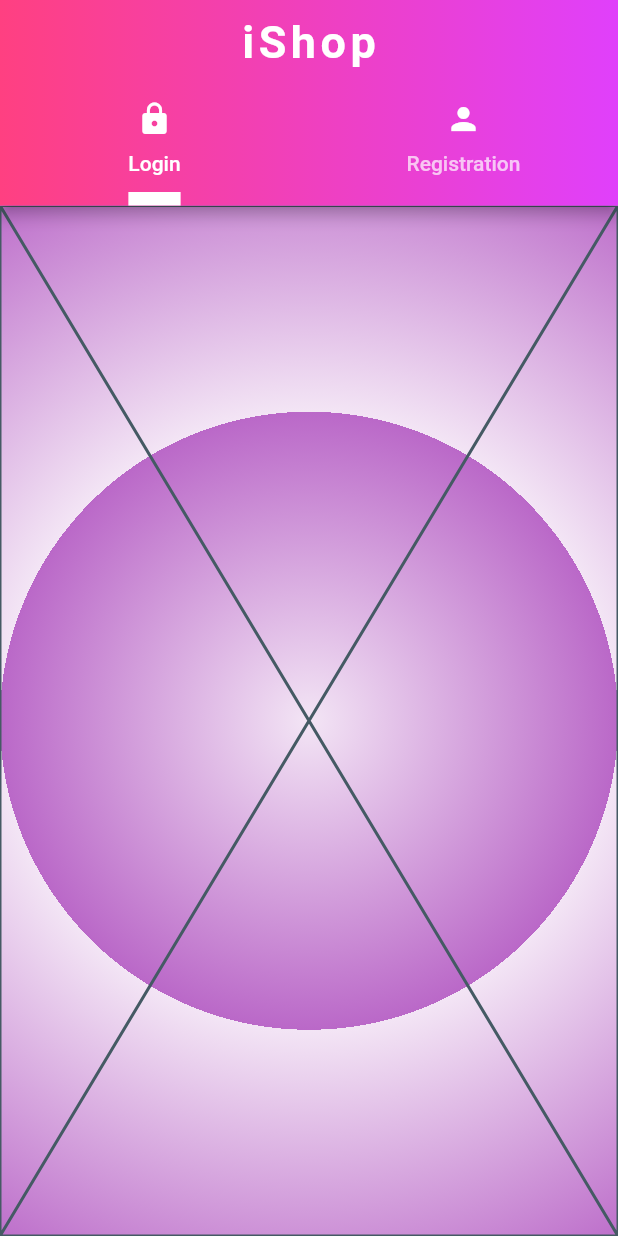
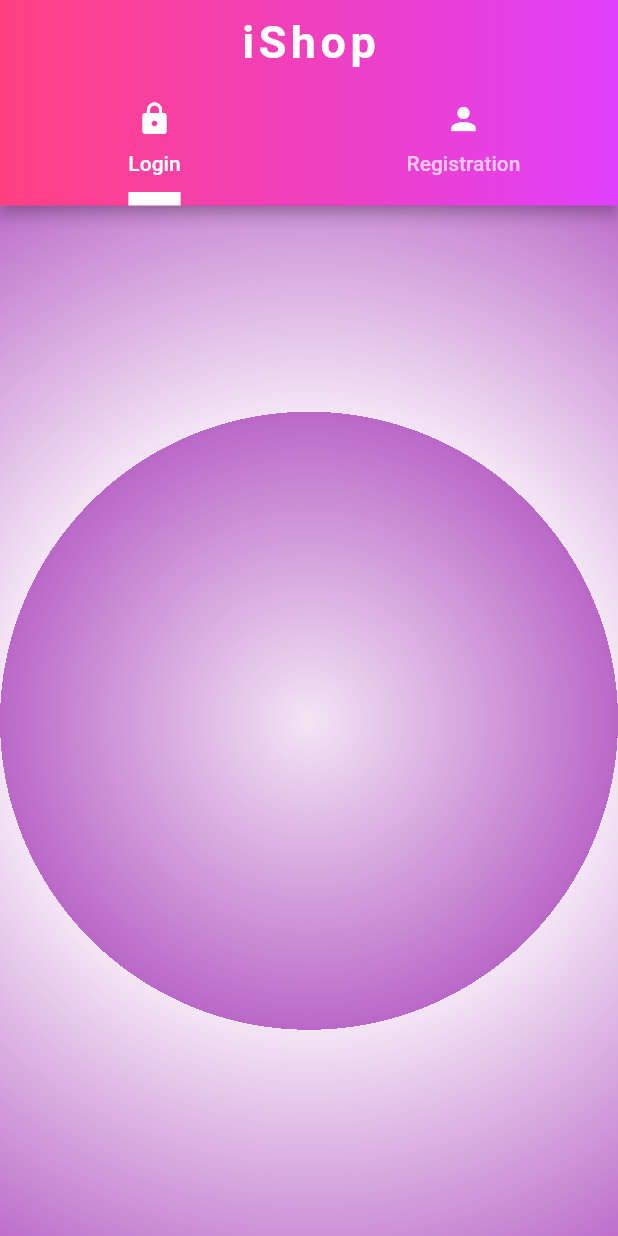
Before and after one commit to Devsaci/amazonwebadminotif_v2, a Flutter app: the screen it shows after launch, on a phone screen of 412 x 824 dp. Run offline on Flutter 3.47's test engine with Material 2 defaults, Android fonts, the phone set to English and light mode, and no system bars.

Commit message:
9. design login page ui

```diff
--- a/lib/authScreens/login_tab_page.dart
+++ b/lib/authScreens/login_tab_page.dart
@@ -10,6 +10,6 @@ class LoginTabPage extends StatefulWidget {
 class _LoginTabPageState extends State<LoginTabPage> {
   @override
   Widget build(BuildContext context) {
-    return const Placeholder();
+    return Container();
   }
 }
```
Also changed, not shown: pubspec.lock.
